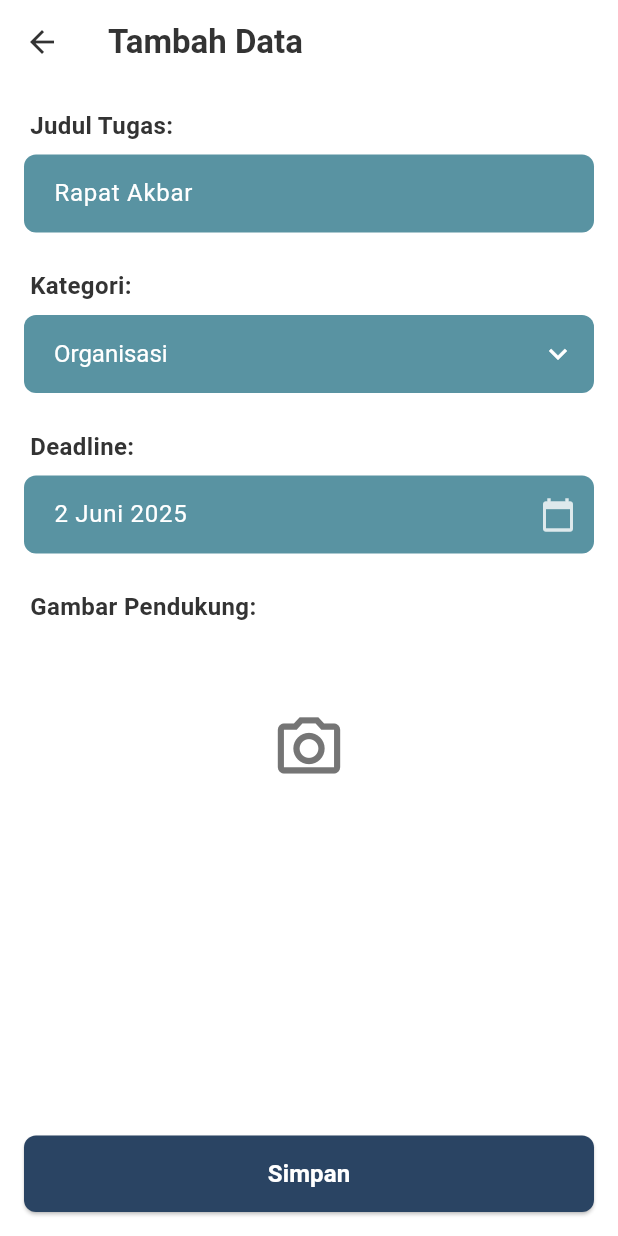
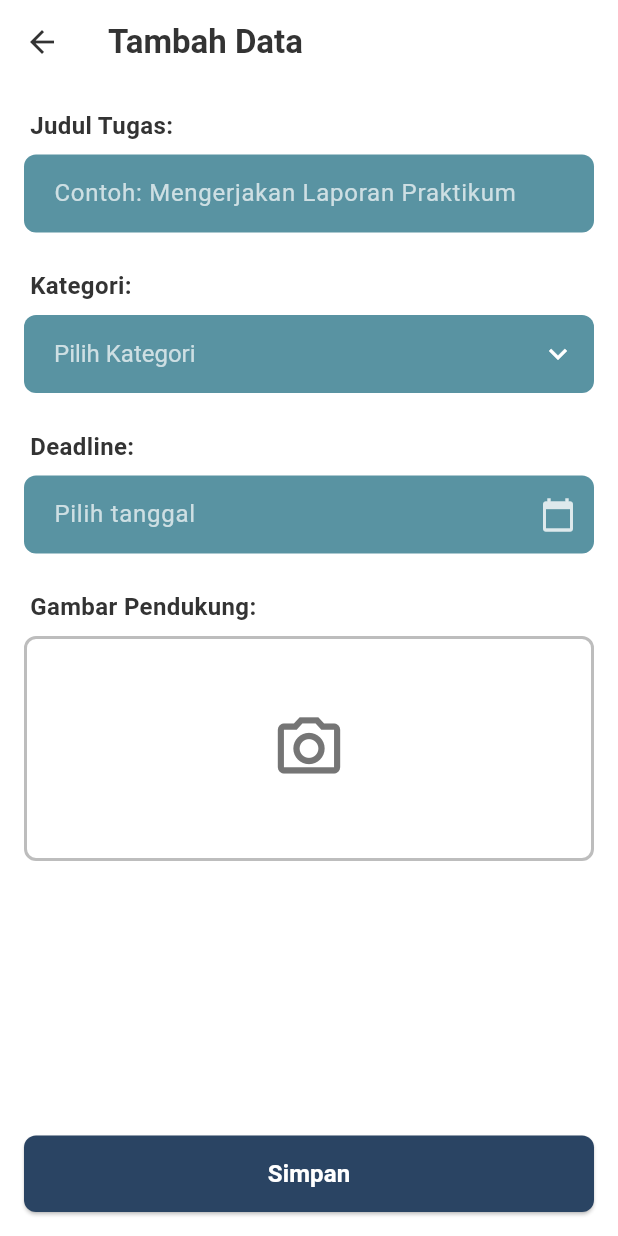
Before and after one commit to annamaulina654/todo_list_app, a Flutter app: the AddTaskScreen screen opened directly, on a phone screen of 412 x 824 dp. Run offline on Flutter 3.47's test engine with Material 3 defaults, Android fonts, the phone set to English and light mode, and no system bars; network calls fail.

Commit message:
finished task

```diff
--- a/lib/screens/add_task_screen.dart
+++ b/lib/screens/add_task_screen.dart
@@ -15,16 +15,13 @@ class _AddTaskScreenState extends State<AddTaskScreen> {
   final _titleController = TextEditingController();
   final _deadlineController = TextEditingController();
 
-  String _selectedCategory = 'Organisasi';
+  String? _selectedCategory;
   DateTime? _selectedDate;
   final List<String> _categories = ['Organisasi', 'Kuliah', 'Pribadi', 'Lainnya'];
 
   @override
   void initState() {
     super.initState();
-    _titleController.text = "Rapat Akbar";
-    _selectedDate = DateTime(2025, 6, 2);
-    _deadlineController.text = DateFormat('d MMMM yyyy', 'id_ID').format(_selectedDate!);
   }
 
   Future<void> _selectDate(BuildContext context) async {
@@ -44,9 +41,15 @@ class _AddTaskScreenState extends State<AddTaskScreen> {
 
   void _submitForm() {
     if (_formKey.currentState!.validate()) {
+      if (_selectedCategory == null) {
+        ScaffoldMessenger.of(context).showSnackBar(
+          const SnackBar(content: Text('Silakan pilih kategori terlebih dahulu')),
+        );
+        return;
+      }
       final newTask = Task(
         title: _titleController.text,
-        category: _selectedCategory,
+        category: _selectedCategory!,
         deadline: _selectedDate!,
       );
       TaskService.addTask(newTask).then((_) {
@@ -117,6 +120,8 @@ class _AddTaskScreenState extends State<AddTaskScreen> {
                   filled: true,
                   fillColor: tealColor,
                   contentPadding: const EdgeInsets.symmetric(horizontal: 16, vertical: 14),
+                  hintText: 'Contoh: Mengerjakan Laporan Praktikum',
+                  hintStyle: TextStyle(color: lightTextColor.withOpacity(0.7)),
                 ),
                 validator: (value) => value!.isEmpty ? 'Judul tidak boleh kosong' : null,
               ),
@@ -132,6 +137,11 @@ class _AddTaskScreenState extends State<AddTaskScreen> {
                   fillColor: tealColor,
                   contentPadding: const EdgeInsets.symmetric(horizontal: 16, vertical: 14),
                 ),
+                // 4. Tambahkan properti hint
+                hint: Text(
+                  'Pilih Kategori',
+                  style: TextStyle(color: lightTextColor.withOpacity(0.7)),
+                ),
                 dropdownColor: tealColor,
                 items: _categories.map((String category) {
                   return DropdownMenuItem<String>(
@@ -144,6 +154,7 @@ class _AddTaskScreenState extends State<AddTaskScreen> {
                     _selectedCategory = newValue!;
                   });
                 },
+                validator: (value) => value == null ? 'Kategori tidak boleh kosong' : null,
               ),
               const SizedBox(height: 24),
 
@@ -158,6 +169,8 @@ class _AddTaskScreenState extends State<AddTaskScreen> {
                   fillColor: tealColor,
                   suffixIcon: Icon(Icons.calendar_today, color: lightTextColor.withOpacity(0.8)),
                   contentPadding: const EdgeInsets.symmetric(horizontal: 16, vertical: 14),
+                  hintText: 'Pilih tanggal',
+                  hintStyle: TextStyle(color: lightTextColor.withOpacity(0.7)),
                 ),
                 validator: (value) => value!.isEmpty ? 'Deadline tidak boleh kosong' : null,
               ),
@@ -168,7 +181,7 @@ class _AddTaskScreenState extends State<AddTaskScreen> {
                 height: 150,
                 width: double.infinity,
                 decoration: BoxDecoration(
-                  border: Border.all(color: Colors.white54, width: 2),
+                  border: Border.all(color: Colors.grey.shade400, width: 2),
                   borderRadius: BorderRadius.circular(8),
                 ),
                 child: Center(
--- a/pubspec.yaml
+++ b/pubspec.yaml
@@ -11,6 +11,7 @@ dependencies:
     sdk: flutter
   google_fonts: ^6.2.1
   http: ^1.4.0
+  image_picker: ^1.1.2
   intl: ^0.20.2
 
 dev_dependencies:
```
Also changed, not shown: lib/services/task_service.dart (+0 -73 lines), pubspec.lock, 5 other files.
